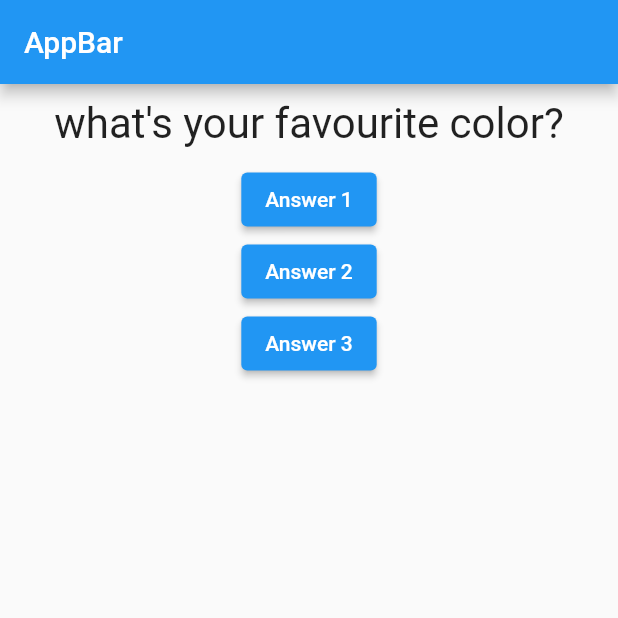
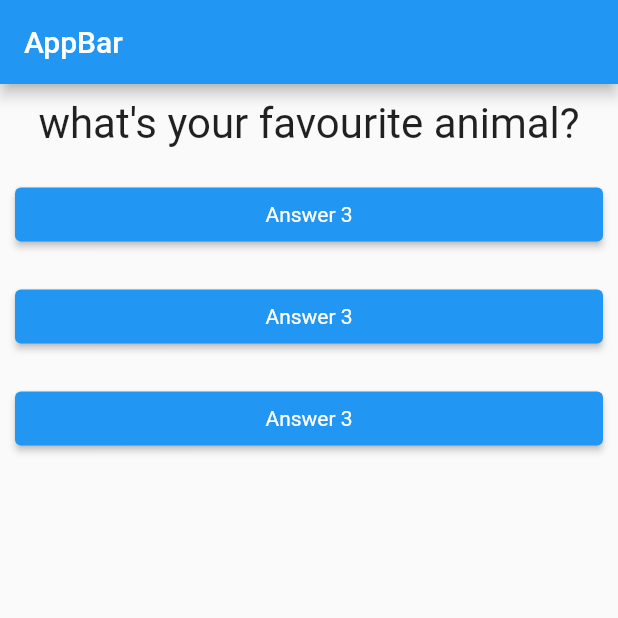
Before and after one commit to manoj1995madushanka/flutter_quizes_app, a Flutter app: the screen it shows after launch, after a tap on "Answer 3", on a phone screen of 412 x 824 dp, the top half of it. Run offline on Flutter 3.47's test engine with Material 2 defaults, Android fonts, the phone set to English and light mode, and no system bars.

Commit message:
add styles to answer buttons

```diff
--- /dev/null
+++ b/lib/answer.dart
@@ -0,0 +1,24 @@
+import 'package:flutter/material.dart';
+
+class Answer extends StatelessWidget {
+  // taking function pointer from main dart
+  final VoidCallback selectHandler;
+
+  Answer(this.selectHandler);
+
+  @override
+  Widget build(BuildContext context) {
+    return Container(
+      width: double.infinity,
+      margin: EdgeInsets.all(10),
+      child: ElevatedButton(
+        style: ButtonStyle(
+          backgroundColor: MaterialStateProperty.all(Colors.blue),
+          textStyle: MaterialStateProperty.all(TextStyle(color: Colors.red)),
+        ),
+        onPressed: selectHandler,
+        child: Text("Answer 3"),
+      ),
+    );
+  }
+}
--- a/lib/main.dart
+++ b/lib/main.dart
@@ -1,5 +1,6 @@
 import 'package:flutter/material.dart';
 import 'package:quiz_app_new/question.dart';
+import 'package:quiz_app_new/answer.dart';
 
 void main() {
   runApp(MyApp());
@@ -38,24 +39,9 @@ class MyAppState extends State<MyApp> {
         body: Column(
           children: [
             Question(_questions[_questionIndex]),
-            ElevatedButton(
-              child: Text("Answer 1"),
-              onPressed: _answerQuestion,
-              // here only added method name this will pointer to actual method note the method return value
-            ),
-            ElevatedButton(
-              onPressed: () => {
-                _answerQuestion()
-              },
-              child: Text("Answer 2"),
-            ),
-            ElevatedButton(
-              onPressed: () {
-                _answerQuestion;
-                print("answer 3 chosen");
-              },
-              child: Text("Answer 3"),
-            ),
+            Answer(_answerQuestion),// pasing function as pointer
+            Answer(_answerQuestion),
+            Answer(_answerQuestion),
           ],
         ),
       ),
```
